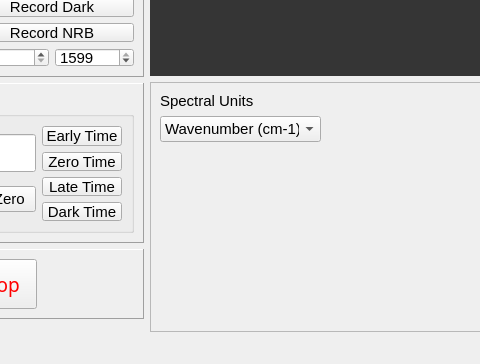
The window that qt_designer/qt_bcars2_spectroscopy.ui (usnistgov/bcars_microscope) describes before a commit, drawn with Qt 5; both pictures show x 256 to 736 and y 545 to 909 of the 1141 by 909 pixel window.
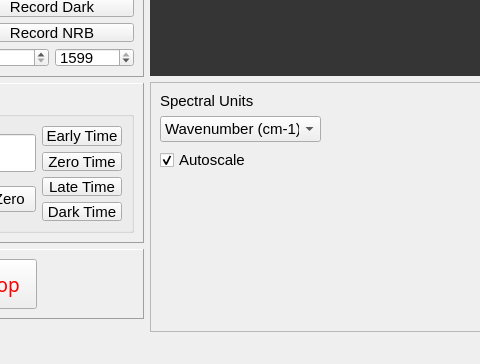
The same window after the commit.

Commit message: New feature: Autoscale spectra

What changed in the file:
```diff
--- a/qt_designer/qt_bcars2_spectroscopy.ui
+++ b/qt_designer/qt_bcars2_spectroscopy.ui
@@ -1638,7 +1638,7 @@
         <property name="frameShadow">
          <enum>QFrame::Raised</enum>
         </property>
-        <layout class="QFormLayout" name="formLayout_2">
+        <layout class="QGridLayout" name="gridLayout_6">
          <item row="0" column="0">
           <layout class="QVBoxLayout" name="verticalLayout_7">
            <item>
@@ -1684,6 +1684,59 @@
            </item>
           </layout>
          </item>
+         <item row="0" column="1">
+          <spacer name="horizontalSpacer_5">
+           <property name="orientation">
+            <enum>Qt::Horizontal</enum>
+           </property>
+           <property name="sizeHint" stdset="0">
+            <size>
+             <width>476</width>
+             <height>20</height>
+            </size>
+           </property>
+          </spacer>
+         </item>
+         <item row="1" column="0">
+          <layout class="QHBoxLayout" name="horizontalLayout_8">
+           <item>
+            <widget class="QCheckBox" name="checkBoxAutoscalePlot">
+             <property name="text">
+              <string>Autoscale</string>
+             </property>
+             <property name="checked">
+              <bool>true</bool>
+             </property>
+            </widget>
+           </item>
+          </layout>
+         </item>
+         <item row="1" column="1">
+          <spacer name="horizontalSpacer_6">
+           <property name="orientation">
+            <enum>Qt::Horizontal</enum>
+           </property>
+           <property name="sizeHint" stdset="0">
+            <size>
+             <width>476</width>
+             <height>20</height>
+            </size>
+           </property>
+          </spacer>
+         </item>
+         <item row="2" column="0">
+          <spacer name="verticalSpacer_3">
+           <property name="orientation">
+            <enum>Qt::Vertical</enum>
+           </property>
+           <property name="sizeHint" stdset="0">
+            <size>
+             <width>20</width>
+             <height>144</height>
+            </size>
+           </property>
+          </spacer>
+         </item>
         </layout>
        </widget>
       </item>
```
The commit also changes 5 other files.
